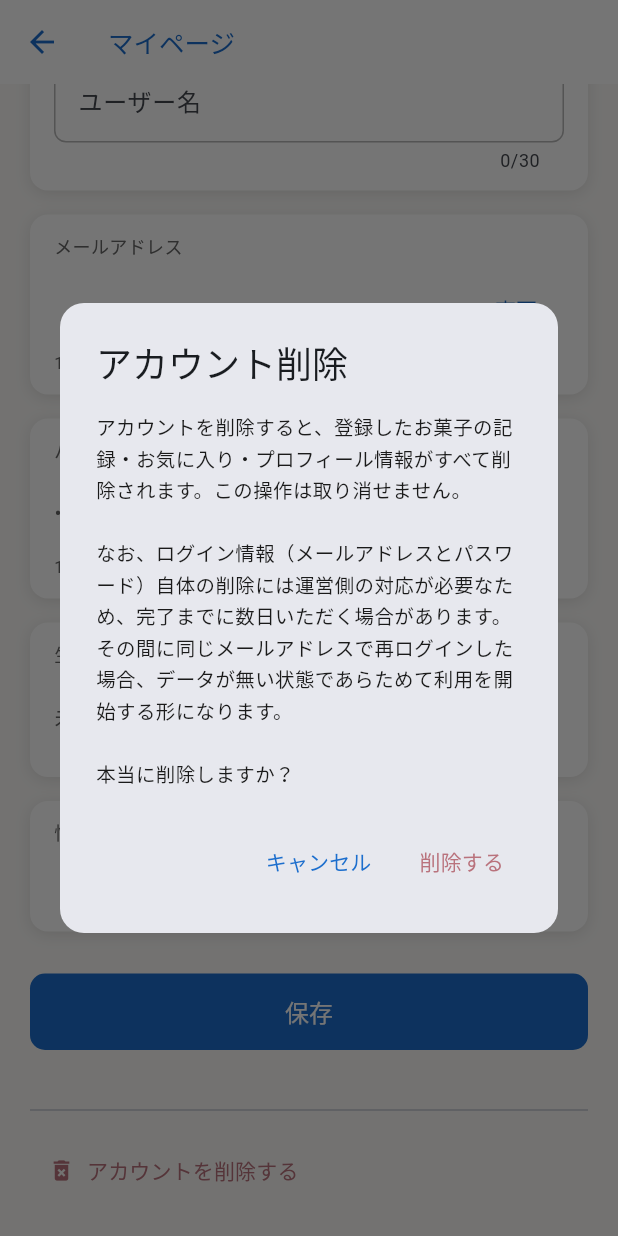
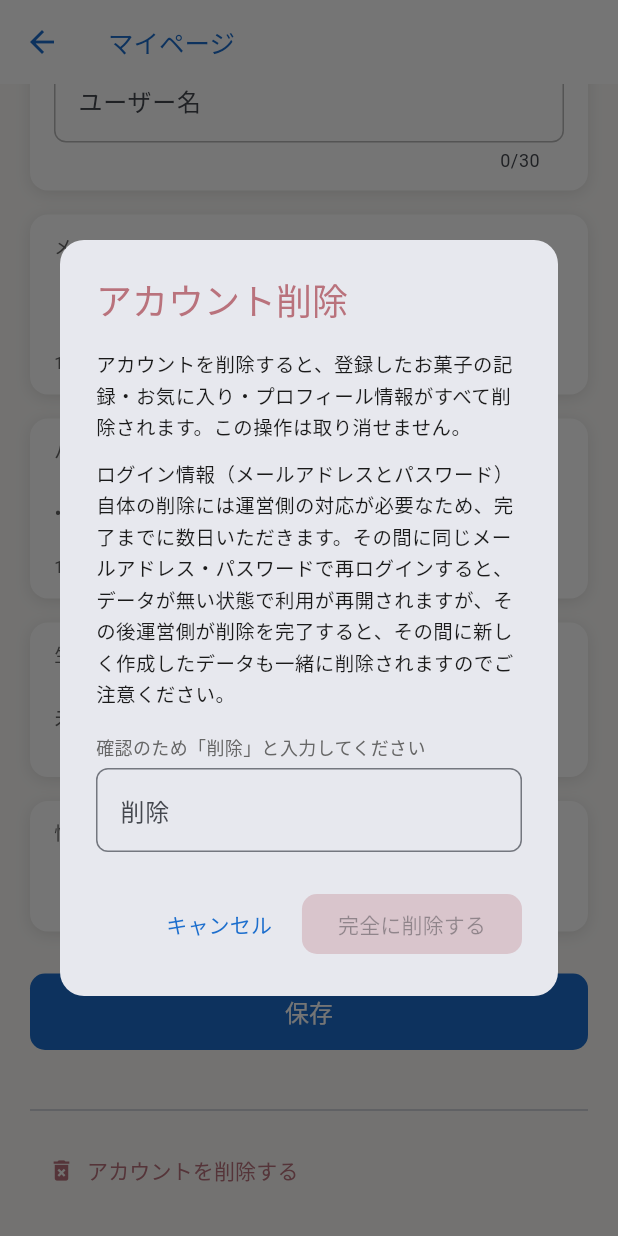
Before and after one commit to erablea/alamode_app, a Flutter app: the MyPageScreen screen opened directly, scrolled down 168 dp, after a tap on "アカウントを削除する", on a phone screen of 412 x 824 dp. Run offline on Flutter 3.47's test engine with Material 3 defaults, Android fonts, the phone set to English and light mode, and no system bars; our stand-ins replace cached_network_image, image_picker, shared_preferences, supabase_flutter, syncfusion_flutter_datepicker; accounts and stored records are empty; Roboto replaces fonts that are missing (ZenMaruGothic); project files that could hold a hidden picture were left out.

Commit message:
アカウント削除ダイアログの誤操作防止を強化
キャンセルと削除ボタンの見た目の区別が弱く、確認テキストも
「その後の巻き添え削除」リスクを説明していなかったため、
「削除」と入力しないと押せない赤塗りボタンに変更し、注意書きを補足した。

```diff
--- a/lib/view/user.dart
+++ b/lib/view/user.dart
@@ -2447,29 +2447,66 @@ class _MyPageScreenState extends State<MyPageScreen> {
   bool _isDeletingAccount = false;
 
   Future<void> _deleteAccount() async {
+    final confirmCtrl = TextEditingController();
+    const confirmWord = '削除';
     final confirmed = await showDialog<bool>(
       context: context,
-      builder: (ctx) => AlertDialog(
-        shape: RoundedRectangleBorder(borderRadius: BorderRadius.circular(16)),
-        title: const Text('アカウント削除'),
-        content: const Text(
-          'アカウントを削除すると、登録したお菓子の記録・お気に入り・プロフィール情報がすべて削除されます。この操作は取り消せません。\n\n'
-          'なお、ログイン情報（メールアドレスとパスワード）自体の削除には運営側の対応が必要なため、完了までに数日いただく場合があります。その間に同じメールアドレスで再ログインした場合、データが無い状態であらためて利用を開始する形になります。\n\n'
-          '本当に削除しますか？',
-          style: TextStyle(fontSize: 13, height: 1.6),
-        ),
-        actions: [
-          TextButton(
-              onPressed: () => Navigator.pop(ctx, false),
-              child: const Text('キャンセル')),
-          TextButton(
-            onPressed: () => Navigator.pop(ctx, true),
-            child: const Text('削除する',
-                style: TextStyle(color: AppColors.errorColor)),
-          ),
-        ],
+      builder: (ctx) => StatefulBuilder(
+        builder: (ctx, setS) => AlertDialog(
+          shape: RoundedRectangleBorder(borderRadius: BorderRadius.circular(16)),
+          title: const Text('アカウント削除', style: TextStyle(color: AppColors.errorColor)),
+          content: SingleChildScrollView(
+            child: Column(
+              mainAxisSize: MainAxisSize.min,
+              crossAxisAlignment: CrossAxisAlignment.start,
+              children: [
+                const Text(
+                  'アカウントを削除すると、登録したお菓子の記録・お気に入り・プロフィール情報がすべて削除されます。この操作は取り消せません。',
+                  style: TextStyle(fontSize: 13, height: 1.6),
+                ),
+                const SizedBox(height: 10),
+                const Text(
+                  'ログイン情報（メールアドレスとパスワード）自体の削除には運営側の対応が必要なため、完了までに数日いただきます。その間に同じメールアドレス・パスワードで再ログインすると、データが無い状態で利用が再開されますが、その後運営側が削除を完了すると、その間に新しく作成したデータも一緒に削除されますのでご注意ください。',
+                  style: TextStyle(fontSize: 13, height: 1.6),
+                ),
+                const SizedBox(height: 16),
+                Text('確認のため「$confirmWord」と入力してください',
+                    style: const TextStyle(
+                        fontSize: 12, color: AppColors.blackLight)),
+                const SizedBox(height: 6),
+                TextField(
+                  controller: confirmCtrl,
+                  onChanged: (_) => setS(() {}),
+                  decoration: InputDecoration(
+                    hintText: confirmWord,
+                    border: OutlineInputBorder(
+                        borderRadius: BorderRadius.circular(8)),
+                  ),
+                ),
+              ],
+            ),
+          ),
+          actions: [
+            TextButton(
+                onPressed: () => Navigator.pop(ctx, false),
+                child: const Text('キャンセル')),
+            ElevatedButton(
+              onPressed: confirmCtrl.text == confirmWord
+                  ? () => Navigator.pop(ctx, true)
+                  : null,
+              style: ElevatedButton.styleFrom(
+                backgroundColor: AppColors.errorColor,
+                foregroundColor: Colors.white,
+                disabledBackgroundColor:
+                    AppColors.errorColor.withValues(alpha: 0.3),
+              ),
+              child: const Text('完全に削除する'),
+            ),
+          ],
+        ),
       ),
     );
+    confirmCtrl.dispose();
     if (confirmed != true) return;
 
     setState(() => _isDeletingAccount = true);
```
